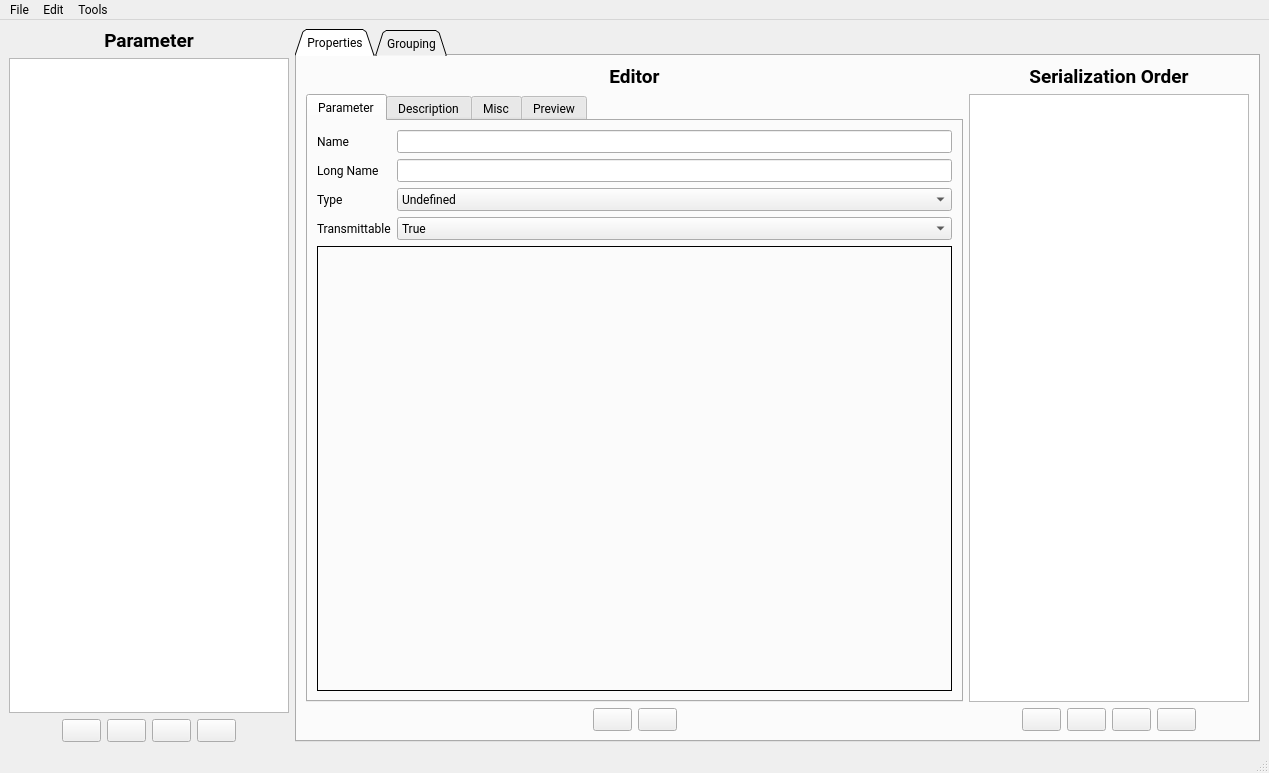
The window that parametereditor.ui (njupt-robomasters/vesc_tool-zh) describes before a commit, drawn with Qt 5.
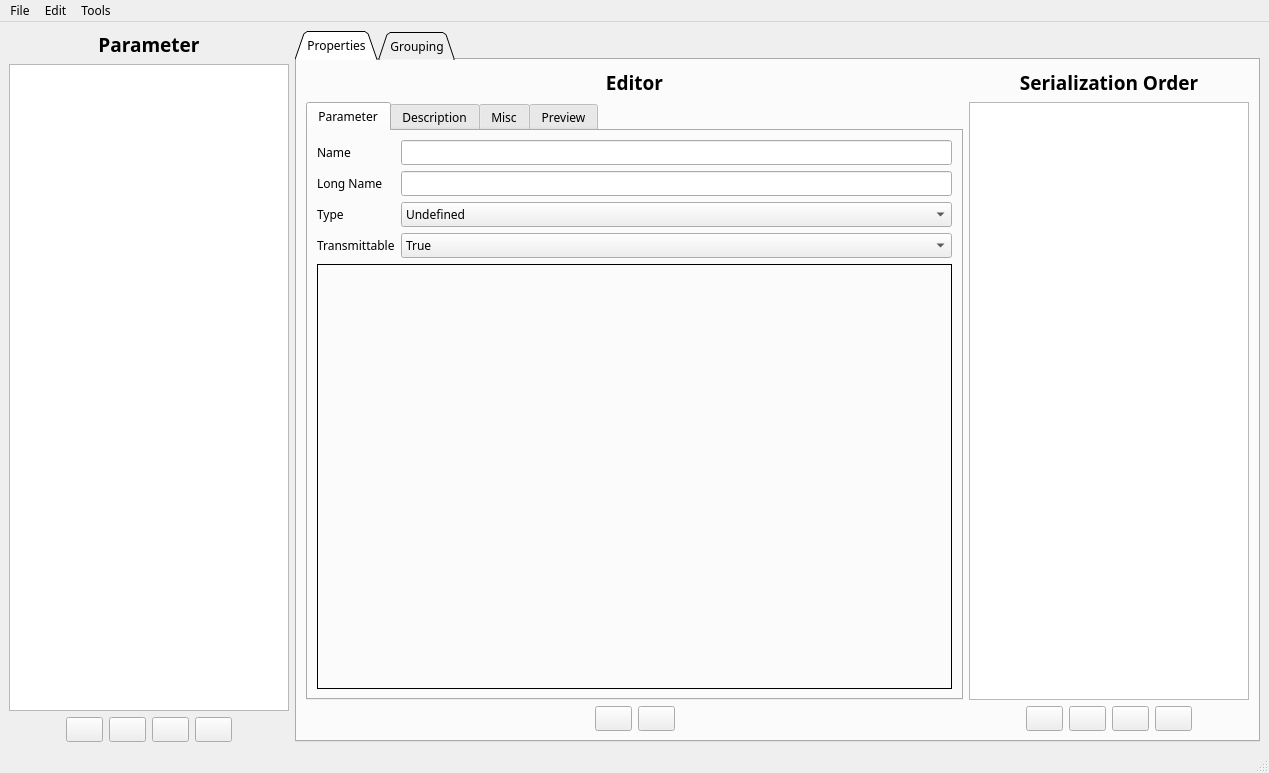
The same window after the commit. Icons and pictures are not drawn. Custom widgets are drawn as their Qt base class.

Commit message:
字体修复: .ui文件中Roboto替换为Microsoft YaHei
pageappadc.ui, pageappnrf.ui, pageapppas.ui, mainwindow.ui,
parametereditor.ui, adcmap.ui, batterycalculator.ui
及其vesc_tool-master副本中的<family>Roboto</family>
全部替换为<family>Microsoft YaHei</family>

Diff of the .ui file:
```diff
--- a/parametereditor.ui
+++ b/parametereditor.ui
@@ -12,7 +12,7 @@
   </property>
   <property name="font">
    <font>
-    <family>Roboto</family>
+    <family>Microsoft YaHei</family>
    </font>
   </property>
   <property name="windowTitle">
```
The commit also changes 13 other files.
